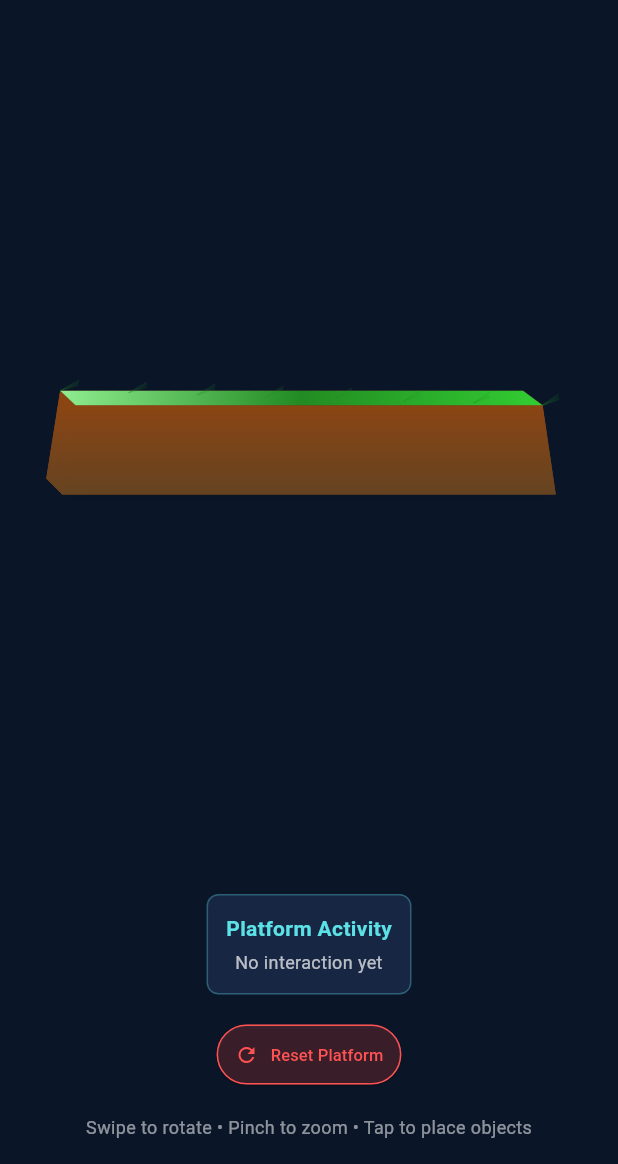
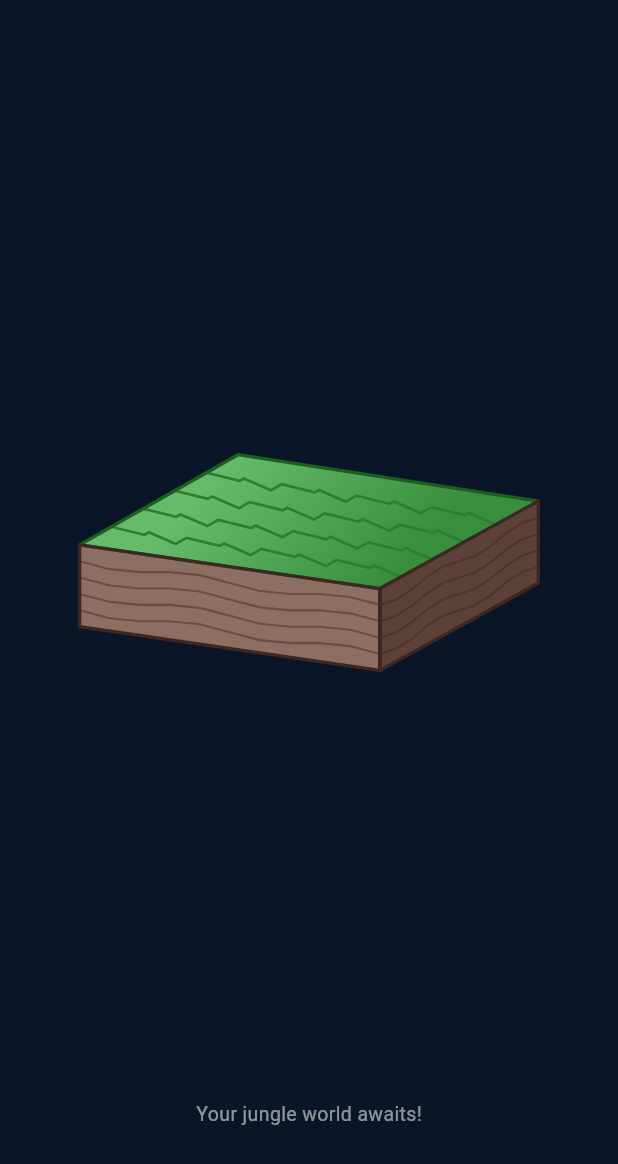
Before and after one commit to StupiD3r/sWorld, a Flutter app: the DashboardPage screen opened directly with empty values, after a tap on the "menu" icon, after a tap on "Dashboard", on a phone screen of 412 x 824 dp, the part 72-1236 px from its top. Run offline on Flutter 3.47's test engine with Material 3 defaults, Android fonts, the phone set to English and light mode, and no system bars; our stand-ins replace awesome_dialog, firebase_core, google_sign_in, sensors_plus, shared_preferences, sqflite; accounts and stored records are empty.

Commit message:
Fixed Platform

```diff
--- a/lib/pages/dashboard_page.dart
+++ b/lib/pages/dashboard_page.dart
@@ -5,7 +5,6 @@ import 'activity_page.dart';
 import 'login_page.dart';
 import 'profile_page.dart';
 import 'jungle_demo_page.dart';
-import '../widgets/jungle_platform.dart';
 
 class DashboardPage extends StatefulWidget {
   final String username;
@@ -25,8 +24,6 @@ class DashboardPage extends StatefulWidget {
 
 class _DashboardPageState extends State<DashboardPage>
     with TickerProviderStateMixin {
-  String _lastPlatformAction = 'No interaction yet';
-  int _platformTapCount = 0;
   int _totalCoins = 0;
 
   @override
@@ -39,34 +36,6 @@ class DashboardPage extends StatefulWidget {
     final prefs = await SharedPreferences.getInstance();
     setState(() {
       _totalCoins = prefs.getInt('totalCoins') ?? 0;
-    });
-  }
-
-  @override
-  void dispose() {
-    super.dispose();
-  }
-
-  void _onPlatformTap(Offset position) {
-    setState(() {
-      _platformTapCount++;
-      _lastPlatformAction = 'Tap #$_platformTapCount at (${position.dx.toStringAsFixed(1)}, ${position.dy.toStringAsFixed(1)})';
-    });
-  }
-
-  void _onPlatformLongPress() {
-    ScaffoldMessenger.of(context).showSnackBar(
-      const SnackBar(
-        content: Text('Platform long pressed! Ready for object placement.'),
-        duration: Duration(seconds: 2),
-      ),
-    );
-  }
-
-  void _resetPlatform() {
-    setState(() {
-      _platformTapCount = 0;
-      _lastPlatformAction = 'Platform reset - Ready for new interactions';
     });
   }
 
@@ -119,7 +88,9 @@ class DashboardPage extends StatefulWidget {
                   CircleAvatar(
                     radius: 50,
                     backgroundColor: const Color(0xFF5CE1E6),
-                    backgroundImage: widget.photoUrl != null ? NetworkImage(widget.photoUrl!) : null,
+                    backgroundImage: widget.photoUrl != null
+                        ? NetworkImage(widget.photoUrl!)
+                        : null,
                     child: widget.photoUrl == null
                         ? const Icon(
                       Icons.person,
@@ -146,9 +117,9 @@ class DashboardPage extends StatefulWidget {
                     ),
                   ),
                   const SizedBox(height: 12),
-                  // Coin Display
                   Container(
-                    padding: const EdgeInsets.symmetric(horizontal: 16, vertical: 8),
+                    padding: const EdgeInsets.symmetric(
+                        horizontal: 16, vertical: 8),
                     decoration: BoxDecoration(
                       gradient: LinearGradient(
                         colors: [
@@ -201,9 +172,7 @@ class DashboardPage extends StatefulWidget {
                     icon: Icons.dashboard,
                     title: 'Dashboard',
                     isActive: true,
-                    onTap: () {
-                      Navigator.pop(context);
-                    },
+                    onTap: () => Navigator.pop(context),
                   ),
                   _buildDrawerItem(
                     icon: Icons.person,
@@ -267,130 +236,31 @@ class DashboardPage extends StatefulWidget {
       body: SafeArea(
         child: Column(
           children: [
-            // 3D Jungle Platform
+            // Static Isometric Jungle Platform
             Expanded(
               flex: 3,
               child: Center(
-                child: JunglePlatform(
-                  width: 320,
-                  height: 70,
-                  depth: 40,
-                  onTopSurfaceTap: _onPlatformTap,
-                  onLongPress: _onPlatformLongPress,
+                child: Padding(
+                  padding: const EdgeInsets.symmetric(horizontal: 24.0),
+                  child: AspectRatio(
+                    aspectRatio: 2.0,
+                    child: CustomPaint(
+                      painter: _IsometricPlatformPainter(),
                     ),
                   ),
                 ),
-            // Platform Interaction Info
-            Container(
-              margin: const EdgeInsets.symmetric(horizontal: 16),
-              padding: const EdgeInsets.all(12),
-              decoration: BoxDecoration(
-                color: const Color(0xFF1A2B4A).withOpacity(0.8),
-                borderRadius: BorderRadius.circular(8),
-                border: Border.all(
-                  color: const Color(0xFF5CE1E6).withOpacity(0.3),
-                  width: 1,
               ),
             ),
-              child: Column(
-                children: [
-                  const Text(
-                    'Platform Activity',
-                    style: TextStyle(
-                      color: Color(0xFF5CE1E6),
-                      fontSize: 14,
-                      fontWeight: FontWeight.bold,
-                    ),
-                  ),
-                  const SizedBox(height: 4),
-                  Text(
-                    _lastPlatformAction,
-                    style: const TextStyle(
-                      color: Colors.white70,
-                      fontSize: 12,
-                    ),
-                    textAlign: TextAlign.center,
-                  ),
-                ],
-              ),
-            ),
-            // Controls
-            Padding(
-              padding: const EdgeInsets.all(16.0),
-              child: Wrap(
-                spacing: 10,
-                alignment: WrapAlignment.center,
-                children: [
-                  _buildActionButton(
-                    icon: Icons.refresh,
-                    label: 'Reset Platform',
-                    onPressed: _resetPlatform,
-                  ),
-                ],
-              ),
-            ),
+
             const Padding(
-              padding: EdgeInsets.only(bottom: 16.0),
+              padding: EdgeInsets.only(bottom: 24.0),
               child: Text(
-                'Swipe to rotate • Pinch to zoom • Tap to place objects',
-                style: TextStyle(color: Colors.white54, fontSize: 12),
+                'Your jungle world awaits!',
+                style: TextStyle(color: Colors.white54, fontSize: 13),
               ),
             ),
           ],
         ),
-      ),
-    );
-  }
-
-  Widget _buildToggleButton({
-    required IconData icon,
-    required String label,
-    required bool isActive,
-    required VoidCallback onPressed,
-  }) {
-    return ElevatedButton.icon(
-      onPressed: onPressed,
-      icon: Icon(
-        icon,
-        size: 16,
-        color: isActive ? const Color(0xFF0A1628) : const Color(0xFF5CE1E6),
-      ),
-      label: Text(
-        label,
-        style: TextStyle(
-          fontSize: 11,
-          color: isActive ? const Color(0xFF0A1628) : const Color(0xFF5CE1E6),
-        ),
-      ),
-      style: ElevatedButton.styleFrom(
-        backgroundColor: isActive ? const Color(0xFF5CE1E6) : Colors.transparent,
-        foregroundColor: const Color(0xFF5CE1E6),
-        side: const BorderSide(color: Color(0xFF5CE1E6)),
-        shape: RoundedRectangleBorder(
-          borderRadius: BorderRadius.circular(20),
-        ),
-        padding: const EdgeInsets.symmetric(horizontal: 12, vertical: 6),
-      ),
-    );
-  }
-
-  Widget _buildActionButton({
-    required IconData icon,
-    required String label,
-    required VoidCallback onPressed,
-  }) {
-    return ElevatedButton.icon(
-      onPressed: onPressed,
-      icon: Icon(icon, size: 16),
-      label: Text(label, style: const TextStyle(fontSize: 11)),
-      style: ElevatedButton.styleFrom(
-        backgroundColor: Colors.redAccent.withOpacity(0.2),
-        foregroundColor: Colors.redAccent,
-        side: const BorderSide(color: Colors.redAccent),
-        shape: RoundedRectangleBorder(
-          borderRadius: BorderRadius.circular(20),
-        ),
-        padding: const EdgeInsets.symmetric(horizontal: 12, vertical: 6),
       ),
     );
   }
@@ -418,3 +288,194 @@ class DashboardPage extends StatefulWidget {
     );
   }
 }
+
+/// Draws a static isometric platform block.
+///
+/// Visible faces (matching the sketch):
+///   - Top face    → grass green
+///   - Front-left  → dirt brown (lighter)
+///   - Right face  → dirt brown (darker, shadow)
+class _IsometricPlatformPainter extends CustomPainter {
+  @override
+  void paint(Canvas canvas, Size size) {
+    final w = size.width;
+    final h = size.height;
+
+    // ── Key vertices (normalised to canvas size) ──────────────────────────
+    //
+    //        p2 ────────── p3
+    //       /  (TOP FACE)  /
+    //      /              /
+    //    p1 ────────── p4
+    //    |  (FRONT-L) /|  (RIGHT)
+    //    |           / |
+    //   p1b ──── p4b   p3b
+    //
+    final p1  = Offset(w * 0.08, h * 0.46); // left vertex
+    final p2  = Offset(w * 0.37, h * 0.13); // back-left vertex (top)
+    final p3  = Offset(w * 0.92, h * 0.30); // back-right vertex (top)
+    final p4  = Offset(w * 0.63, h * 0.62); // front-right / centre junction
+
+    final p1b = Offset(w * 0.08, h * 0.76); // p1 dropped by block height
+    final p4b = Offset(w * 0.63, h * 0.92); // p4 dropped by block height
+    final p3b = Offset(w * 0.92, h * 0.60); // p3 dropped by block height
+
+    // ── Paths ─────────────────────────────────────────────────────────────
+    final topPath = Path()
+      ..moveTo(p1.dx, p1.dy)
+      ..lineTo(p2.dx, p2.dy)
+      ..lineTo(p3.dx, p3.dy)
+      ..lineTo(p4.dx, p4.dy)
+      ..close();
+
+    final frontPath = Path()
+      ..moveTo(p1.dx,  p1.dy)
+      ..lineTo(p4.dx,  p4.dy)
+      ..lineTo(p4b.dx, p4b.dy)
+      ..lineTo(p1b.dx, p1b.dy)
+      ..close();
+
+    final rightPath = Path()
+      ..moveTo(p4.dx,  p4.dy)
+      ..lineTo(p3.dx,  p3.dy)
+      ..lineTo(p3b.dx, p3b.dy)
+      ..lineTo(p4b.dx, p4b.dy)
+      ..close();
+
+    // ── Paints ────────────────────────────────────────────────────────────
+
+    // Top face – grass gradient
+    final topRect = Rect.fromPoints(p2, p4);
+    final topPaint = Paint()
+      ..shader = const LinearGradient(
+        colors: [Color(0xFF66BB6A), Color(0xFF388E3C)],
+        begin: Alignment.topLeft,
+        end: Alignment.bottomRight,
+      ).createShader(topRect);
+
+    // Front-left face – mid-tone dirt
+    final frontPaint = Paint()..color = const Color(0xFF8D6E63);
+
+    // Right face – darker dirt (shadow)
+    final rightPaint = Paint()..color = const Color(0xFF5D4037);
+
+    // Stroke paints
+    final edgePaint = Paint()
+      ..style = PaintingStyle.stroke
+      ..strokeWidth = 2.2
+      ..strokeJoin = StrokeJoin.round;
+
+    // ── Draw faces ────────────────────────────────────────────────────────
+    canvas.drawPath(frontPath, frontPaint);
+    canvas.drawPath(rightPath, rightPaint);
+    canvas.drawPath(topPath,   topPaint);
+
+    // ── Grass detail strokes on top face ──────────────────────────────────
+    _drawGrassStrokes(canvas, p1, p2, p3, p4, w, h);
+
+    // ── Dirt detail strokes on front face ─────────────────────────────────
+    _drawDirtStrokes(canvas, p1, p4, p4b, p1b, isRight: false);
+
+    // ── Dirt detail strokes on right face ─────────────────────────────────
+    _drawDirtStrokes(canvas, p4, p3, p3b, p4b, isRight: true);
+
+    // ── Outline edges ─────────────────────────────────────────────────────
+    edgePaint.color = const Color(0xFF1B5E20);
+    canvas.drawPath(topPath, edgePaint);
+
+    edgePaint.color = const Color(0xFF3E2723);
+    canvas.drawPath(frontPath, edgePaint);
+    canvas.drawPath(rightPath, edgePaint);
+
+    // Shared vertical edge (p4 → p4b)
+    edgePaint.color = const Color(0xFF3E2723);
+    canvas.drawLine(p4, p4b, edgePaint);
+  }
+
+  /// Draws zigzag grass strokes across the top face.
+  void _drawGrassStrokes(
+      Canvas canvas,
+      Offset p1, Offset p2, Offset p3, Offset p4,
+      double w, double h,
+      ) {
+    final paint = Paint()
+      ..color = const Color(0xFF2E7D32)
+      ..style = PaintingStyle.stroke
+      ..strokeWidth = 1.8
+      ..strokeCap = StrokeCap.round;
+
+    const int rows = 5;
+    const int cols = 8;
+
+    for (int row = 1; row < rows; row++) {
+      final t = row / rows;
+      // Interpolate left edge (p1→p2) and right edge (p4→p3)
+      final leftEdge  = Offset.lerp(p1, p2, t)!;
+      final rightEdge = Offset.lerp(p4, p3, t)!;
+
+      final path = Path();
+      bool first = true;
+
+      for (int col = 0; col <= cols; col++) {
+        final s = col / cols;
+        final base = Offset.lerp(leftEdge, rightEdge, s)!;
+
+        // Perpendicular direction (roughly "up" on the face)
+        final up = Offset(
+          (p2 - p1).dx / (p2 - p1).distance,
+          (p2 - p1).dy / (p2 - p1).distance,
+        ) * (h * 0.045);
+
+        final tip = base - up * (col.isEven ? 1.0 : 0.4);
+
+        if (first) {
+          path.moveTo(base.dx, base.dy);
+          first = false;
+        }
+        path.lineTo(tip.dx, tip.dy);
+        path.lineTo(base.dx, base.dy);
+      }
+      canvas.drawPath(path, paint);
+    }
+  }
+
+  /// Draws horizontal dirt/root strokes across a quad face.
+  void _drawDirtStrokes(
+      Canvas canvas,
+      Offset tl, Offset tr, Offset br, Offset bl, {
+        required bool isRight,
+      }) {
+    final paint = Paint()
+      ..color = (isRight
+          ? const Color(0xFF4E342E)
+          : const Color(0xFF6D4C41))
+      ..style = PaintingStyle.stroke
+      ..strokeWidth = 1.4
+      ..strokeCap = StrokeCap.round;
+
+    const int lines = 5;
+
+    for (int i = 1; i < lines; i++) {
+      final t = i / lines;
+      final left  = Offset.lerp(tl, bl, t)!;
+      final right = Offset.lerp(tr, br, t)!;
+
+      // Wavy stroke
+      final path = Path();
+      const int segments = 10;
+      path.moveTo(left.dx, left.dy);
+
+      for (int s = 1; s <= segments; s++) {
+        final u     = s / segments;
+        final mid   = Offset.lerp(left, right, u)!;
+        final wave  = math.sin(u * math.pi * 4) * 2.5;
+        path.lineTo(mid.dx, mid.dy + wave);
+      }
+
+      canvas.drawPath(path, paint);
+    }
+  }
+
+  @override
+  bool shouldRepaint(covariant CustomPainter oldDelegate) => false;
+}
```
Also changed, not shown: lib/pages/activity_page.dart (indentation only). Lines whose indentation alone changed are shown as unchanged.
